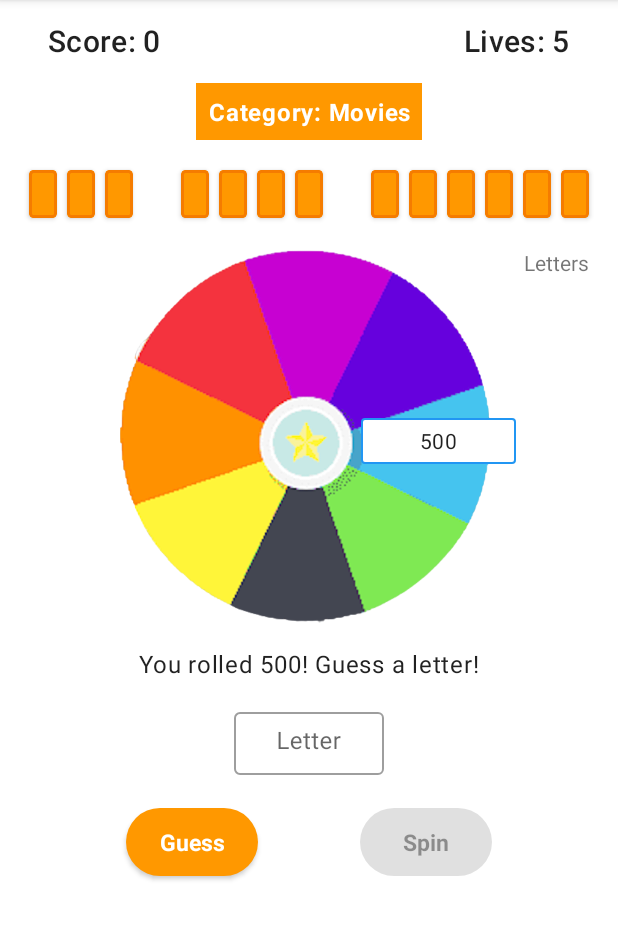
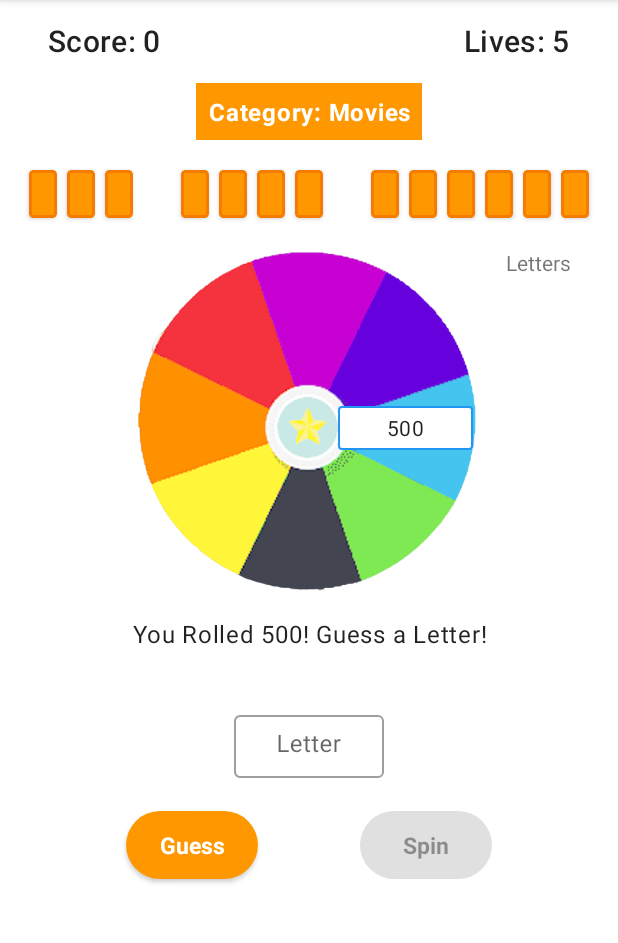
Before and after one commit to gabr0236/Wheel-of-Fortune, an Android app: the screen it shows after launch (MainActivity), after a tap on "Spin", on a phone screen of 412 x 824 dp, the part 84-1027 px from its top. Run offline under Robolectric (Android 15) with nearby library versions, the phone set to English and light mode, and no system bars; our stand-ins replace data binding.

Commit message:
Reworked game quote og Joker dialog og game quote strings.xml

```diff
--- a/app/src/main/java/com/example/s205350lykkehjulet/GameFragment.kt
+++ b/app/src/main/java/com/example/s205350lykkehjulet/GameFragment.kt
@@ -37,6 +37,7 @@ class GameFragment : Fragment() {
         //Get random category and word from datasource and set in viewModel
         viewModel.setRandomCategoryAndWord(Datasource(requireContext()).getRandomCategoryAndWord())
         viewModel.newGame()
+        viewModel.setGameQuote(getString(R.string.initial_game_quote))
 
         //Setup recyclerview
         recyclerView = binding.hiddenWord
@@ -86,17 +87,17 @@ class GameFragment : Fragment() {
             binding.letterInput.setText("")
 
             if (viewModel.isUserInputMatch(playerInputLetter)) {
+                viewModel.setGameQuote(getString(R.string.correct_guess_game_quote))
                 if (viewModel.isWon) {
                     findNavController().navigate(R.id.action_gameFragment_to_gameWonFragment)
                 }
             } else {
-                binding.gameQuote.text = resources.getString(R.string.wrong_guess)
+                viewModel.setGameQuote(getString(R.string.wrong_guess_game_quote))
                 if (viewModel.lives.value!! <= 0) {
                     findNavController().navigate(R.id.action_gameFragment_to_gameLostFragment)
                 }
             }
             updateLetterCards()
-            binding.gameQuote.text = resources.getString(R.string.spin_again)
         }
     }
 
@@ -107,7 +108,10 @@ class GameFragment : Fragment() {
             viewModel.spinLuckyWheel()
             if (!viewModel.wheelResult.value?.isDigitsOnly()!!) {
                 showJokerDialog()
+            } else {
+                viewModel.setGameQuote(String.format(getString(R.string.is_guess_game_quote),viewModel.wheelResult.value))
             }
+
         }
 
     }
@@ -135,6 +139,7 @@ class GameFragment : Fragment() {
             .setMessage(message)
             .setCancelable(true)
             .show()
+        viewModel.setGameQuote(getString(R.string.spin_again_game_quote))
         viewModel.doWheelResultAction()
 
         //continueGameAfterJokerDialog()
--- a/app/src/main/java/com/example/s205350lykkehjulet/GameViewModel.kt
+++ b/app/src/main/java/com/example/s205350lykkehjulet/GameViewModel.kt
@@ -50,16 +50,24 @@ class GameViewModel : ViewModel() {
     private val _guessedCharacterString = MutableLiveData("Letters\n")
     val guessedCharacterString: LiveData<String> = _guessedCharacterString
 
-    val numberOfGuesses: Int = _guessedCharacters.size
+    private var _gameQuote = MutableLiveData<String>()
+    val gameQuote: LiveData<String>
+        get() = _gameQuote
+    fun setGameQuote(newGameQuote: String){
+        _gameQuote.value=newGameQuote
+    }
 
     private lateinit var _currentWordToBeGuessed: String
-
     //Only return currentWordToBeGuessed if the game is over
     val currentWordToBeGuessed: String
         get() {
             return if (isWon || lives.value!! <= 0) _currentWordToBeGuessed
             else "It's a secret!"
         }
+
+    val numberOfGuesses: Int
+    get() = _guessedCharacters.size
+
 
     init {
         Log.d(TAG, "ViewModel initialized")
@@ -203,6 +211,8 @@ class GameViewModel : ViewModel() {
         _letterCardList.value = tempLetterCardList
     }
 
+
+
     companion object {
         private const val TAG = "GameViewModel"
     }
--- a/app/src/main/res/layout/game_fragment.xml
+++ b/app/src/main/res/layout/game_fragment.xml
@@ -84,8 +84,8 @@
 
             <RelativeLayout
                 android:id="@+id/relativelayout"
-                android:layout_width="280dp"
-                android:layout_height="250dp"
+                android:layout_width="230dp"
+                android:layout_height="230dp"
                 android:layout_marginTop="16dp"
                 app:layout_constraintEnd_toEndOf="parent"
                 app:layout_constraintStart_toStartOf="parent"
@@ -96,23 +96,22 @@
                     android:layout_width="wrap_content"
                     android:layout_height="wrap_content"
                     android:layout_alignParentEnd="true"
-                    android:layout_marginEnd="3dp"
+                    android:layout_marginEnd="2dp"
                     android:gravity="center"
                     android:src="@drawable/lucky_wheel" />
 
                 <TextView
                     android:id="@+id/wheelResult"
-                    android:layout_width="103dp"
-                    android:layout_height="31dp"
+                    android:layout_width="90dp"
+                    android:layout_height="30dp"
                     android:layout_alignLeft="@id/luckyWheel"
                     android:layout_alignTop="@id/luckyWheel"
                     android:layout_alignEnd="@id/luckyWheel"
                     android:layout_alignBottom="@id/luckyWheel"
-                    android:layout_marginStart="1dp"
-                    android:layout_marginLeft="149dp"
-                    android:layout_marginTop="113dp"
-                    android:layout_marginEnd="-1dp"
-                    android:layout_marginBottom="106dp"
+                    android:layout_marginLeft="134dp"
+                    android:layout_marginTop="105dp"
+                    android:layout_marginEnd="4dp"
+                    android:layout_marginBottom="95dp"
                     android:background="@drawable/wheel_result_border"
                     android:gravity="center"
                     android:text="@{gameViewModel.wheelResult}"
@@ -137,13 +136,15 @@
             <TextView
                 android:id="@+id/gameQuote"
                 android:layout_width="wrap_content"
-                android:layout_height="wrap_content"
+                android:layout_height="44dp"
                 android:layout_marginTop="@dimen/default_padding"
-                android:text="@{@string/game_quote(gameViewModel.wheelResult)}"
+                android:layout_marginHorizontal="@dimen/default_padding"
+                android:text="@{gameViewModel.gameQuote}"
                 android:textAppearance="@style/TextAppearance.MaterialComponents.Body1"
                 app:layout_constraintEnd_toEndOf="parent"
                 app:layout_constraintStart_toStartOf="parent"
                 app:layout_constraintTop_toBottomOf="@+id/relativelayout"
+                android:textAlignment="center"
                 tools:text="You rolled 1000! Guess a letter!" />
 
             <com.google.android.material.textfield.TextInputLayout
--- a/app/src/main/res/values/strings.xml
+++ b/app/src/main/res/values/strings.xml
@@ -7,17 +7,23 @@
     <string name="guess_button">Guess</string>
     <string name="spin_button">Spin</string>
     <string name="category">Category: %s</string>
-    <string name="game_quote">You rolled %s! Guess a letter!</string>
     <string name="letter_hint">Letter</string>
     <string name="you_won">You won!</string>
     <string name="you_lost">You Lost!</string>
     <string name="play_again">Play again</string>
-    <string name="miss_turn_message">Dang! You rolled "%s" and lost a life</string>
-    <string name="extra_turn_message">Yay! You rolled "%s" and gained a life</string>
-    <string name="bankrupt_message">Dang! You rolled "%s" and lost a your points :(</string>
-    <string name="wrong_guess">Oh no! Wrong Guess.</string>
-    <string name="spin_again">Spin again!</string>
-    <string name="correct_guess_spin_again">Correct. Spin again!</string>
+
+    <!-- Joker Dialog -->
+    <string name="miss_turn_message">Bummer! You Rolled "%s" and Lost a Life</string>
+    <string name="extra_turn_message">Yay! You Rolled "%s" and Gained a Life</string>
+    <string name="bankrupt_message">Dang! You Rolled "%s" and Lost a Your Points :,(</string>
+
+    <!-- Game Quotes -->
+    <string name="wrong_guess_game_quote">Wrong Guess!\nYou Lost a Life</string>
+    <string name="spin_again_game_quote">Spin Again!</string>
+    <string name="correct_guess_game_quote">Correct Guess!\n Spin Again</string>
+    <string name="initial_game_quote">Welcome!\nSpin the Wheel by Pressing "Spin" Below</string>
+    <string name="is_guess_game_quote">You Rolled %s! Guess a Letter!</string>
+
 
 
     <string-array name="category_and_words">
```
